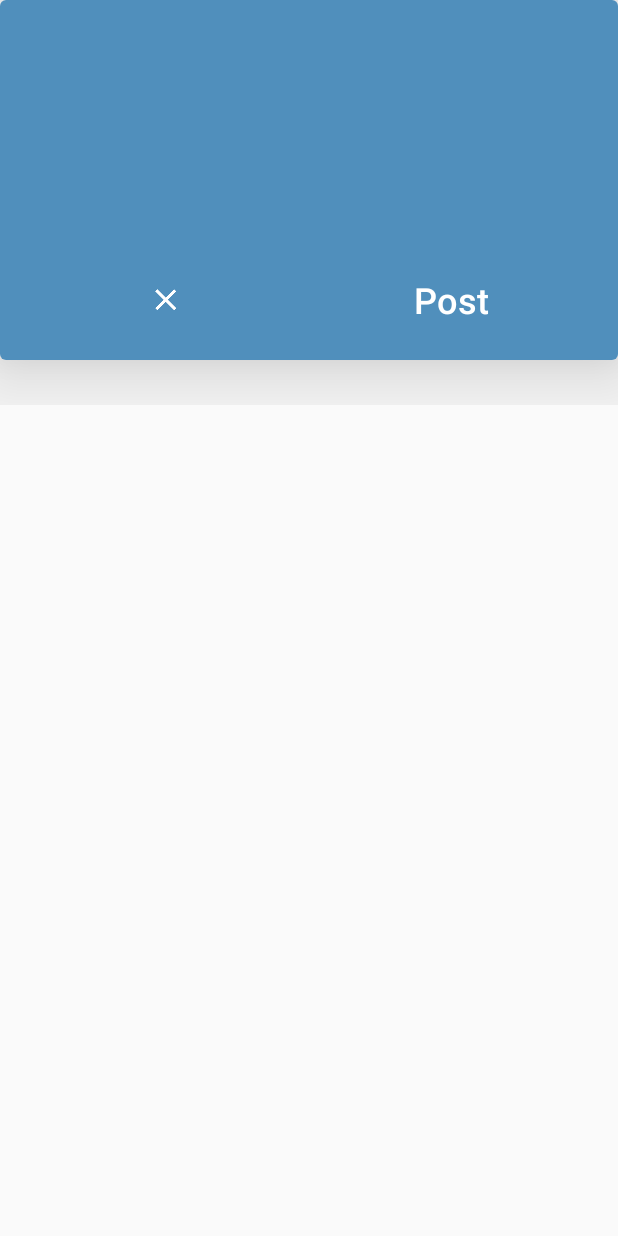
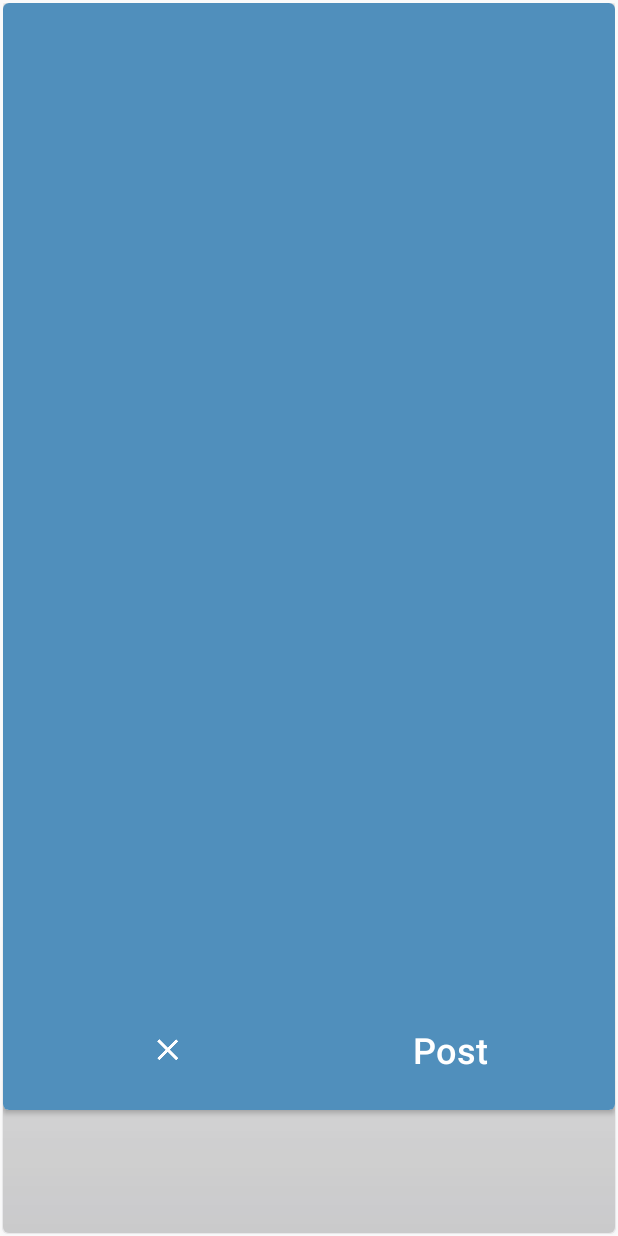
Before and after one commit to abiem/mayo-android, an Android app: the layout map_viewpager_screen_one.xml on its own in the app's theme, with its tools: preview values and no code run, on a phone screen of 412 x 824 dp. Run offline under Robolectric (Android 15) with nearby library versions, the phone set to English and light mode, and no system bars.

Commit message:
gif animation show rotate animation layout added working on carousel view

```diff
--- a/app/src/main/res/drawable/shadow.xml
+++ b/app/src/main/res/drawable/shadow.xml
@@ -1,5 +1,5 @@
 <?xml version="1.0" encoding="utf-8"?>
-<layer-list xmlns:android="http://schemas.android.com/apk/res/android" >
+<layer-list xmlns:android="http://schemas.android.com/apk/res/android">
 
     <!-- Drop Shadow Stack -->
     <item>
@@ -10,7 +10,12 @@
                 android:right="1dp"
                 android:top="1dp" />
 
-            <solid android:color="#00CCCCCC" />
+
+            <gradient
+                android:angle="90"
+                android:centerColor="@color/transparent"
+                android:endColor="@color/transparent"
+                android:startColor="#01000000" />
 
             <corners android:radius="@dimen/rd_4" />
         </shape>
@@ -23,11 +28,52 @@
     android:right="1dp"
     android:top="1dp" />
 
-            <solid android:color="#10CCCCCC" />
+    <gradient
+    android:angle="90"
+    android:centerColor="@color/transparent"
+    android:endColor="@color/transparent"
+    android:startColor="#020000CC" />
 
     <corners android:radius="@dimen/rd_4" />
     </shape>
     </item>
+    <!--<item>-->
+    <!--<shape>-->
+    <!--<padding-->
+    <!--android:bottom="1dp"-->
+    <!--android:left="1dp"-->
+    <!--android:right="1dp"-->
+    <!--android:top="1dp" />-->
+
+    <!--<gradient-->
+    <!--android:angle="90"-->
+    <!--android:centerX="90"-->
+    <!--android:centerColor="@color/transparent"-->
+    <!--android:endColor="#10CCCCCC"-->
+    <!--android:startColor="@color/transparent" />-->
+
+    <!--<corners android:radius="@dimen/rd_4" />-->
+    <!--</shape>-->
+    <!--</item>-->
+    <!--<item>-->
+    <!--<shape>-->
+    <!--<padding-->
+    <!--android:bottom="1dp"-->
+    <!--android:left="1dp"-->
+    <!--android:right="1dp"-->
+    <!--android:top="1dp" />-->
+
+    <!--<gradient-->
+    <!--android:angle="90"-->
+    <!--android:centerX="360"-->
+    <!--android:centerColor="#30CCCCCC"-->
+    <!--android:endColor="#20CCCCCC"-->
+    <!--android:startColor="@color/transparent" />-->
+
+
+    <!--<corners android:radius="@dimen/rd_4" />-->
+    <!--</shape>-->
+    <!--</item>-->
     <item>
     <shape>
     <padding
@@ -35,34 +81,11 @@
     android:left="1dp"
     android:right="1dp"
     android:top="1dp" />
-
-            <solid android:color="#20CCCCCC" />
-
-            <corners android:radius="@dimen/rd_4" />
-        </shape>
-    </item>
-    <item>
-        <shape>
-            <padding
-                android:bottom="1dp"
-                android:left="1dp"
-                android:right="1dp"
-                android:top="1dp" />
-
-            <solid android:color="#30CCCCCC" />
-
-            <corners android:radius="@dimen/rd_4" />
-        </shape>
-    </item>
-    <item>
-        <shape>
-            <padding
-                android:bottom="1dp"
-                android:left="1dp"
-                android:right="1dp"
-                android:top="1dp" />
-
-            <solid android:color="#50CCCCCC" />
+    <gradient
+    android:angle="90"
+    android:centerColor="@color/transparent"
+    android:endColor="@color/transparent"
+    android:startColor="#10000000" />
 
     <corners android:radius="@dimen/rd_4" />
     </shape>
@@ -71,9 +94,12 @@
     <!-- Background -->
     <item>
         <shape>
-            <solid android:color="@color/transparent" />
-
             <corners android:radius="@dimen/rd_4" />
+            <gradient
+                android:angle="90"
+                android:centerColor="#00000000"
+                android:endColor="#00000000"
+                android:startColor="#21000000" />
         </shape>
     </item>
 
--- a/app/src/main/res/layout/map_viewpager_screen_one.xml
+++ b/app/src/main/res/layout/map_viewpager_screen_one.xml
@@ -1,17 +1,23 @@
 <?xml version="1.0" encoding="utf-8"?>
-<LinearLayout xmlns:android="http://schemas.android.com/apk/res/android"
+<RelativeLayout xmlns:android="http://schemas.android.com/apk/res/android"
     xmlns:app="http://schemas.android.com/apk/res-auto"
     xmlns:tools="http://schemas.android.com/tools"
     android:layout_width="match_parent"
-    android:layout_height="@dimen/height_270"
+    android:layout_height="match_parent"
+    android:background="@drawable/shadow"
+    android:orientation="vertical">
+
+    <LinearLayout
+        android:layout_width="match_parent"
+        android:layout_height="match_parent"
         android:orientation="vertical">
 
         <android.support.v7.widget.CardView
             android:id="@+id/mapcardView"
             android:layout_width="match_parent"
-        android:layout_height="@dimen/height_240"
-        app:cardCornerRadius="@dimen/rd_4"
-        app:cardElevation="@dimen/el_36">
+            android:layout_height="0dp"
+            android:layout_weight="9"
+            app:cardCornerRadius="@dimen/rd_4">
 
             <LinearLayout
                 android:id="@+id/backgroundmapviewpager"
@@ -86,9 +92,13 @@
         <TextView
             android:id="@+id/msg"
             android:layout_width="match_parent"
-        android:layout_height="match_parent"
+            android:layout_height="0dp"
             android:layout_gravity="bottom"
+            android:layout_weight="1"
             android:background="@color/transparent"
             android:padding="@dimen/padding_16"
             android:textColor="@color/white" />
     </LinearLayout>
+
+
+</RelativeLayout>
--- a/app/src/main/res/values/strings.xml
+++ b/app/src/main/res/values/strings.xml
@@ -39,6 +39,7 @@
     <string name="second_tutorial_screen">second</string>
     <string name="third_tutorial_screen">third</string>
     <string name="fourth_tutorial_screen">fourth</string>
+    <string name="rotateimage">Rotate image in image view</string>
 
     <!--Task  Messages-->
     <string name="STATUS_FOR_THANKED">Owner marked as done and the people all thanked for</string>
```
Also changed, not shown: app/src/main/java/com/mayo/activities/IntroActivity.java (+10 -0 lines), app/src/main/res/anim/rotate.xml (added, +14 -0 lines), app/src/main/res/layout/activity_intro.xml (+11 -2 lines). Lines whose indentation alone changed are shown as unchanged.
